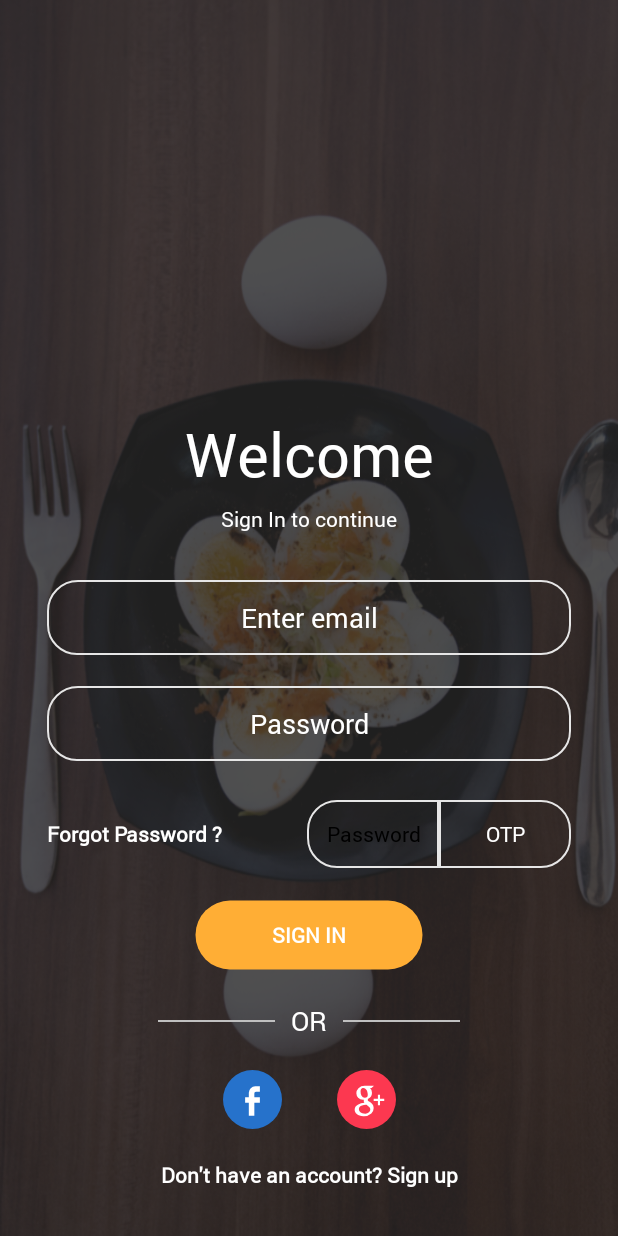
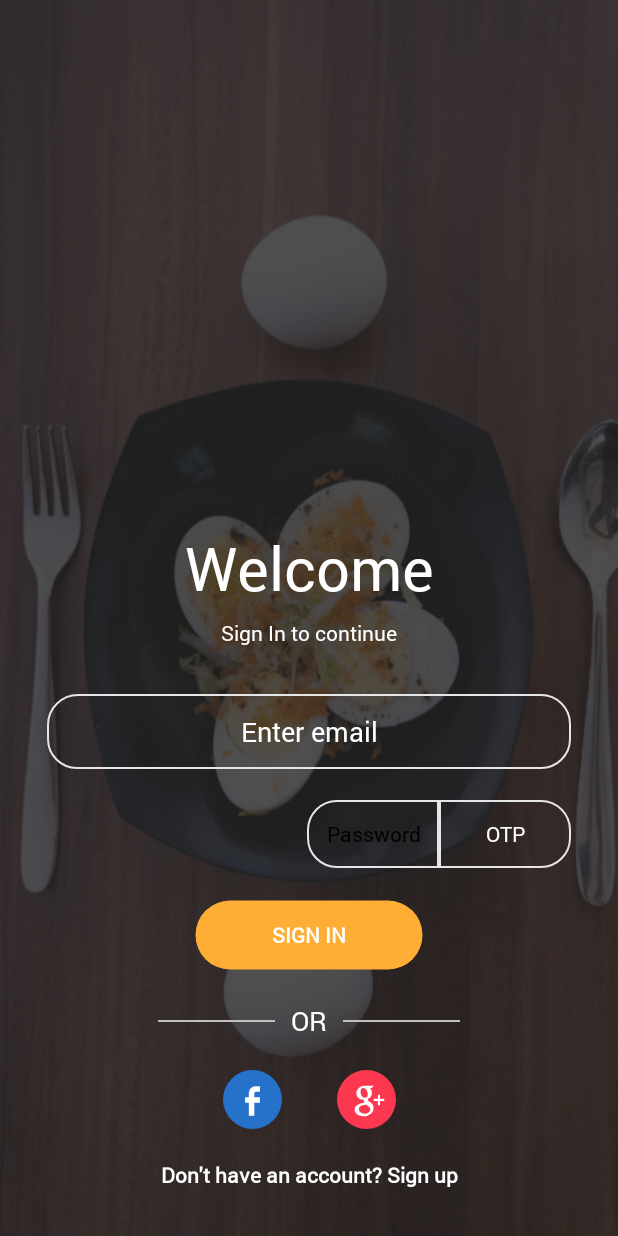
Before and after one commit to healthybee/healthybee-mob-app, an Android app: the screen it shows after launch (MainActivity), on a phone screen of 412 x 824 dp. Run offline under Robolectric (Android 15) with nearby library versions, the phone set to English and light mode, and no system bars; our stand-ins replace Dagger/Hilt's generated code, data binding, sdp/ssp sizes; 2 statements that could not run were skipped.

Commit message:
Call login api with respective email and password

```diff
--- a/app/src/main/java/com/app/healthybee/base/InjectActivity.kt
+++ b/app/src/main/java/com/app/healthybee/base/InjectActivity.kt
@@ -6,7 +6,6 @@ import androidx.databinding.ViewDataBinding
 import androidx.fragment.app.Fragment
 import androidx.lifecycle.ViewModel
 import androidx.lifecycle.ViewModelProvider
-import com.app.healthybee.base.BaseActivity
 import dagger.android.AndroidInjection
 import dagger.android.AndroidInjector
 import dagger.android.DispatchingAndroidInjector
--- a/app/src/main/java/com/app/healthybee/ui/login/MainActivity.kt
+++ b/app/src/main/java/com/app/healthybee/ui/login/MainActivity.kt
@@ -1,16 +1,31 @@
 package com.app.healthybee.ui.login
 
+import android.os.Bundle
+import android.util.Log
+import androidx.lifecycle.Observer
 import com.app.healthybee.R
 import com.app.healthybee.base.InjectActivity
 import com.app.healthybee.databinding.ActivityMainCopyBinding
+import kotlinx.android.synthetic.main.activity_main_copy.*
 
 class MainActivity : InjectActivity<ActivityMainCopyBinding, LoginViewModel>() {
     override fun getLayoutId(): Int = R.layout.activity_main_copy
 
     override fun initObserve() {
         //Init observable here
+        mViewModel.authRepo.observe(this, Observer { userResponse ->
+            Log.d("data received:", userResponse.data.toString())
+        })
 
     }
 
-
+    override fun onCreate(savedInstanceState: Bundle?) {
+        super.onCreate(savedInstanceState)
+        btn_login.setOnClickListener {
+            mViewModel.setCredentials(
+                mBinding.edtEmailId.text.toString().trim(),
+                mBinding.edtLoginPassword.text.toString().trim()
+            )
+        }
+    }
 }
--- a/app/src/main/res/layout/activity_main_copy.xml
+++ b/app/src/main/res/layout/activity_main_copy.xml
@@ -4,6 +4,7 @@
         xmlns:app="http://schemas.android.com/apk/res-auto" xmlns:tools="http://schemas.android.com/tools">
     <data>
         <variable name="viewModel" type="com.app.healthybee.ui.login.LoginViewModel"/>
+        <variable name="isOTP" type="boolean"/>
     </data>
     <androidx.constraintlayout.widget.ConstraintLayout
 
@@ -54,35 +55,6 @@
                 android:layout_marginBottom="@dimen/_16sdp"
                 app:layout_constraintBottom_toTopOf="@+id/edt_login_password"/>
 
-        <EditText
-                android:id="@+id/edt_login_password"
-                android:layout_width="match_parent"
-                android:layout_height="wrap_content"
-                android:background="@drawable/edit_text_bg_transparent"
-                android:gravity="center"
-                android:hint="@string/password"
-                android:imeOptions="actionDone"
-                android:importantForAutofill="no"
-                android:inputType="textWebPassword"
-                android:maxLength="15"
-                android:textColor="@android:color/white"
-                android:textColorHint="@android:color/white"
-                tools:targetApi="o"
-                app:layout_constraintStart_toStartOf="parent"
-                app:layout_constraintEnd_toEndOf="parent"
-                android:layout_marginBottom="@dimen/_20sdp"
-                app:layout_constraintBottom_toTopOf="@+id/bt_password"/>
-
-
-        <TextView
-                android:id="@+id/tv_forgot_password"
-                android:layout_width="wrap_content"
-                android:layout_height="wrap_content"
-                android:text="@string/forgot_password"
-                android:textColor="@android:color/white"
-                android:textStyle="bold"
-                app:layout_constraintStart_toStartOf="parent"
-                app:layout_constraintBaseline_toBaselineOf="@+id/bt_password"/>
 
         <Button
                 android:id="@+id/bt_password"
@@ -136,6 +108,33 @@
                 app:layout_constraintTop_toTopOf="@+id/or"
                 app:layout_constraintBottom_toBottomOf="@+id/or"/>
 
+        <EditText
+                android:id="@+id/edt_login_password"
+                android:layout_width="match_parent"
+                android:layout_height="wrap_content"
+                android:background="@drawable/edit_text_bg_transparent"
+                android:gravity="center"
+                android:hint="@string/password"
+                android:imeOptions="actionDone"
+                android:importantForAutofill="no"
+                android:inputType="textWebPassword"
+                android:maxLength="15"
+                android:textColor="@android:color/white"
+                android:textColorHint="@android:color/white"
+                tools:targetApi="o"
+                app:layout_constraintStart_toStartOf="parent"
+                app:layout_constraintEnd_toEndOf="parent"
+                android:layout_marginBottom="@dimen/_20sdp"
+                app:layout_constraintBottom_toTopOf="@+id/bt_password"/>
+        <TextView
+                android:id="@+id/tv_forgot_password"
+                android:layout_width="wrap_content"
+                android:layout_height="wrap_content"
+                android:text="@string/forgot_password"
+                android:textColor="@android:color/white"
+                android:textStyle="bold"
+                app:layout_constraintStart_toStartOf="parent"
+                app:layout_constraintBaseline_toBaselineOf="@+id/bt_password"/>
         <androidx.appcompat.widget.AppCompatTextView
                 android:id="@+id/or"
                 android:layout_width="wrap_content"
@@ -198,5 +197,11 @@
                 android:textStyle="bold"
                 app:layout_constraintBottom_toBottomOf="parent"
                 app:layout_constraintStart_toStartOf="parent"/>
+        <androidx.constraintlayout.widget.Group
+                android:layout_width="wrap_content"
+                android:layout_height="wrap_content"
+                android:id="@+id/group"
+                android:visibility="gone"
+                app:constraint_referenced_ids="edt_login_password,tv_forgot_password"/>
     </androidx.constraintlayout.widget.ConstraintLayout>
 </layout>
```
Also changed, not shown: app/src/main/java/com/app/healthybee/base/NetworkBoundResource.kt (+12 -50 lines), app/src/main/java/com/app/healthybee/base/Resource.kt (+0 -15 lines), app/src/main/java/com/app/healthybee/data/remote/repository/AuthRepository.kt (+9 -3 lines), app/src/main/java/com/app/healthybee/data/remote/services/ApiService.kt (+3 -5 lines), app/src/main/java/com/app/healthybee/ui/login/LoginViewModel.kt (+31 -3 lines), app/src/main/java/com/app/healthybee/utils/BindingAdapters.kt (added, +31 -0 lines).
